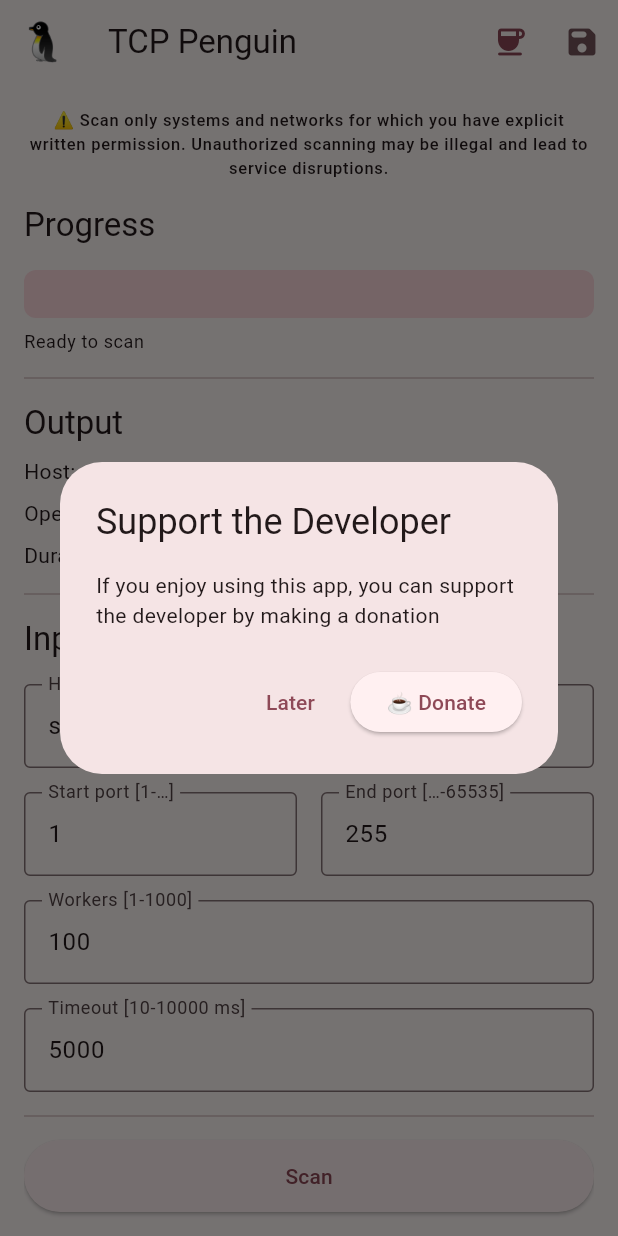
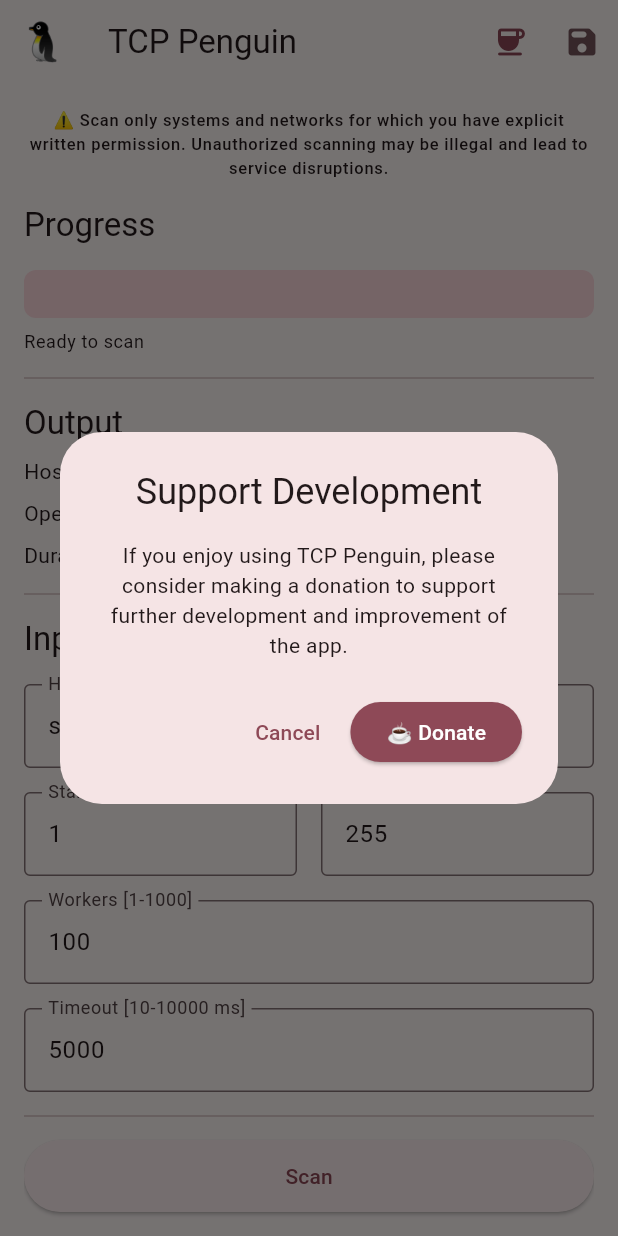
Before and after one commit to andybeardness/TCP-Penguin, a Flutter app: the screen it shows after launch, on a phone screen of 412 x 824 dp. Run offline on Flutter 3.47's test engine with Material 3 defaults, Android fonts, the phone set to English and light mode, and no system bars; drawn by our look-alikes of dynamic_color; our stand-ins replace equatable, flutter_bloc, get_it, go_router, isar, pool and 1 more; accounts and stored records are empty; generated files the repository leaves out were written again.

Commit message:
localize donation dialog

```diff
--- a/lib/app/localization/app_localizations.dart
+++ b/lib/app/localization/app_localizations.dart
@@ -32,6 +32,7 @@ abstract class AppLocalizations {
   ];
 
   AppLocalizationsHomeScreen get homeScreen;
+  AppLocalizationsDonationDialog get donationDialog;
 }
 
 class _AppLocalizationsDelegate
@@ -84,3 +85,10 @@ abstract class AppLocalizationsHomeScreen {
   String get scanButtonTitleIdle;
   String get scanButtonTitleScanning;
 }
+
+abstract class AppLocalizationsDonationDialog {
+  String get title;
+  String get description;
+  String get donateButton;
+  String get cancelButton;
+}
--- a/lib/presentation/common_dialog/donation/common_dialog_donation.dart
+++ b/lib/presentation/common_dialog/donation/common_dialog_donation.dart
@@ -1,26 +1,14 @@
 import 'package:flutter/material.dart';
 import 'package:url_launcher/url_launcher.dart';
-
-class CommonDialogDonationEntity {
-  final String title;
-  final String subtitle;
-  final String cancelText;
-  final String confirmText;
-  final String confirmUrl;
-
-  CommonDialogDonationEntity({
-    required this.title,
-    required this.subtitle,
-    required this.cancelText,
-    required this.confirmText,
-    required this.confirmUrl,
-  });
-}
 
 class CommonDialogDonation {
   static void show({
     required BuildContext context,
-    required CommonDialogDonationEntity entity,
+    required String title,
+    required String subtitle,
+    required String cancelText,
+    required String confirmText,
+    required String confirmUrl,
     required Function() onCancel,
     required Function() onConfirm,
   }) {
@@ -28,17 +16,21 @@ class CommonDialogDonation {
       context: context,
       barrierDismissible: true,
       builder: (context) => AlertDialog(
-        title: Text(entity.title),
-        content: Text(entity.subtitle),
+        title: Text(title, textAlign: TextAlign.center),
+        content: Text(subtitle, textAlign: TextAlign.center),
         actions: [
-          TextButton(onPressed: onCancel, child: Text(entity.cancelText)),
+          TextButton(onPressed: onCancel, child: Text(cancelText)),
           ElevatedButton(
             onPressed: () async {
               onConfirm();
-              final url = Uri.parse(entity.confirmUrl);
+              final url = Uri.parse(confirmUrl);
               await launchUrl(url, mode: LaunchMode.externalApplication);
             },
-            child: Text(entity.confirmText),
+            style: ElevatedButton.styleFrom(
+              backgroundColor: Theme.of(context).colorScheme.primary,
+              foregroundColor: Theme.of(context).colorScheme.onPrimary,
+            ),
+            child: Text(confirmText),
           ),
         ],
       ),
--- a/lib/presentation/screen/home/home_screen_bloc.dart
+++ b/lib/presentation/screen/home/home_screen_bloc.dart
@@ -5,21 +5,11 @@ import 'package:tcp_penguin/domain/tcp_scanner/tcp_scanner.dart';
 import 'package:tcp_penguin/presentation/screen/home/home_screen_bloc_effect.dart';
 import 'package:tcp_penguin/presentation/screen/home/home_screen_bloc_event.dart';
 import 'package:tcp_penguin/presentation/screen/home/home_screen_bloc_state.dart';
-import 'package:tcp_penguin/presentation/common_dialog/donation/common_dialog_donation.dart';
 
 class HomeScreenBloc extends Bloc<HomeScreenBlocEvent, HomeScreenBlocState> {
   final TcpScanner tcpScanner;
   final ConcurencyTcpScanner concurencyTcpScanner;
   final HostSaver hostSaver;
-
-  final _dialogDonationEntity = CommonDialogDonationEntity(
-    title: "Support the Developer",
-    subtitle:
-        "If you enjoy using this app, you can support the developer by making a donation",
-    cancelText: "Later",
-    confirmText: "☕️ Donate",
-    confirmUrl: "https://ko-fi.com/andybeardness",
-  );
 
   DateTime? _lastProgressEmit;
 
@@ -30,11 +20,7 @@ class HomeScreenBloc extends Bloc<HomeScreenBlocEvent, HomeScreenBlocState> {
   }) : super(HomeScreenBlocState.initial()) {
     on<HomeScreenBlocEventInitial>(
       (e, emit) => emit(
-        state.copyWith(
-          effect: HomeScreenBlocEffectShowDonationDialog(
-            entity: _dialogDonationEntity,
-          ),
-        ),
+        state.copyWith(effect: HomeScreenBlocEffectShowDonationDialog()),
       ),
     );
 
@@ -45,11 +31,7 @@ class HomeScreenBloc extends Bloc<HomeScreenBlocEvent, HomeScreenBlocState> {
 
     on<HomeScreenBlocEventClickDonate>(
       (e, emit) => emit(
-        state.copyWith(
-          effect: HomeScreenBlocEffectShowDonationDialog(
-            entity: _dialogDonationEntity,
-          ),
-        ),
+        state.copyWith(effect: HomeScreenBlocEffectShowDonationDialog()),
       ),
     );
 
--- a/lib/presentation/screen/home/home_screen_bloc_effect.dart
+++ b/lib/presentation/screen/home/home_screen_bloc_effect.dart
@@ -1,12 +1,6 @@
-import 'package:tcp_penguin/presentation/common_dialog/donation/common_dialog_donation.dart';
-
 sealed class HomeScreenBlocEffect {}
 
-class HomeScreenBlocEffectShowDonationDialog extends HomeScreenBlocEffect {
-  final CommonDialogDonationEntity entity;
-
-  HomeScreenBlocEffectShowDonationDialog({required this.entity});
-}
+class HomeScreenBlocEffectShowDonationDialog extends HomeScreenBlocEffect {}
 
 class HomeScreenBlocEffectNavigateToSavedScans extends HomeScreenBlocEffect {}
 
--- a/lib/presentation/screen/home/home_screen_body.dart
+++ b/lib/presentation/screen/home/home_screen_body.dart
@@ -60,7 +60,17 @@ class _HomeScreenBodyState extends State<HomeScreenBody> {
           case HomeScreenBlocEffectShowDonationDialog():
             CommonDialogDonation.show(
               context: context,
-              entity: effect.entity,
+              title: AppLocalizations.of(context)!.donationDialog.title,
+              subtitle: AppLocalizations.of(
+                context,
+              )!.donationDialog.description,
+              cancelText: AppLocalizations.of(
+                context,
+              )!.donationDialog.cancelButton,
+              confirmText: AppLocalizations.of(
+                context,
+              )!.donationDialog.donateButton,
+              confirmUrl: "https://ko-fi.com/andybeardness",
               onCancel: () => context.pop(),
               onConfirm: () => context.pop(),
             );
```
Also changed, not shown: lib/app/localization/locales/app_localizations_en.dart (+19 -1 lines), lib/app/localization/locales/app_localizations_ru.dart (+18 -1 lines).
